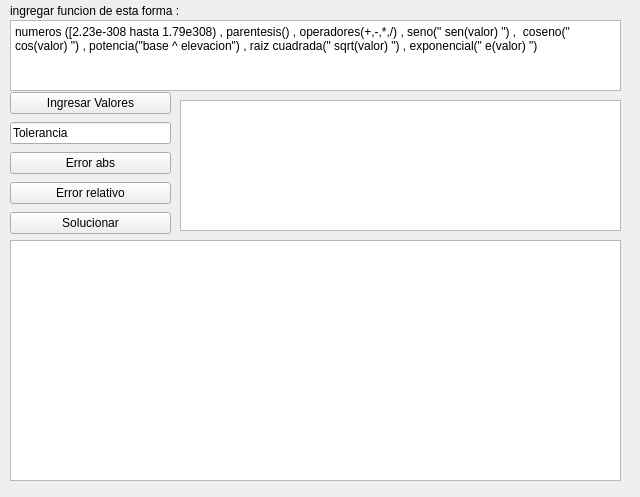
This is Gui_OCanada/secante.ui in SrTokyo/proyectAnlNumerico as Qt 5 draws it before an edit. The edited form follows.
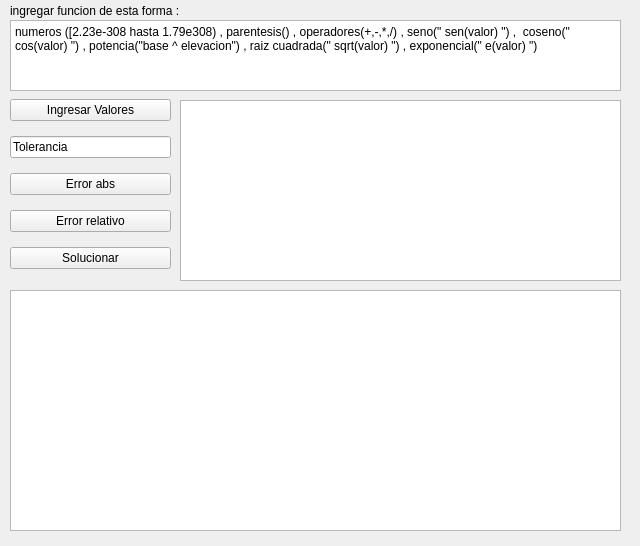
This is the edited form.

Diff of the .ui file:
```diff
--- a/Gui_OCanada/secante.ui
+++ b/Gui_OCanada/secante.ui
@@ -7,7 +7,7 @@
     <x>0</x>
     <y>0</y>
     <width>640</width>
-    <height>497</height>
+    <height>546</height>
    </rect>
   </property>
   <property name="windowTitle">
@@ -17,7 +17,7 @@
    <property name="geometry">
     <rect>
      <x>10</x>
-     <y>240</y>
+     <y>290</y>
      <width>611</width>
      <height>241</height>
     </rect>
@@ -55,7 +55,7 @@
      <x>10</x>
      <y>90</y>
      <width>161</width>
-     <height>151</height>
+     <height>191</height>
     </rect>
    </property>
    <layout class="QVBoxLayout" name="verticalLayout">
@@ -102,7 +102,7 @@
      <x>180</x>
      <y>100</y>
      <width>441</width>
-     <height>131</height>
+     <height>181</height>
     </rect>
    </property>
   </widget>
```
